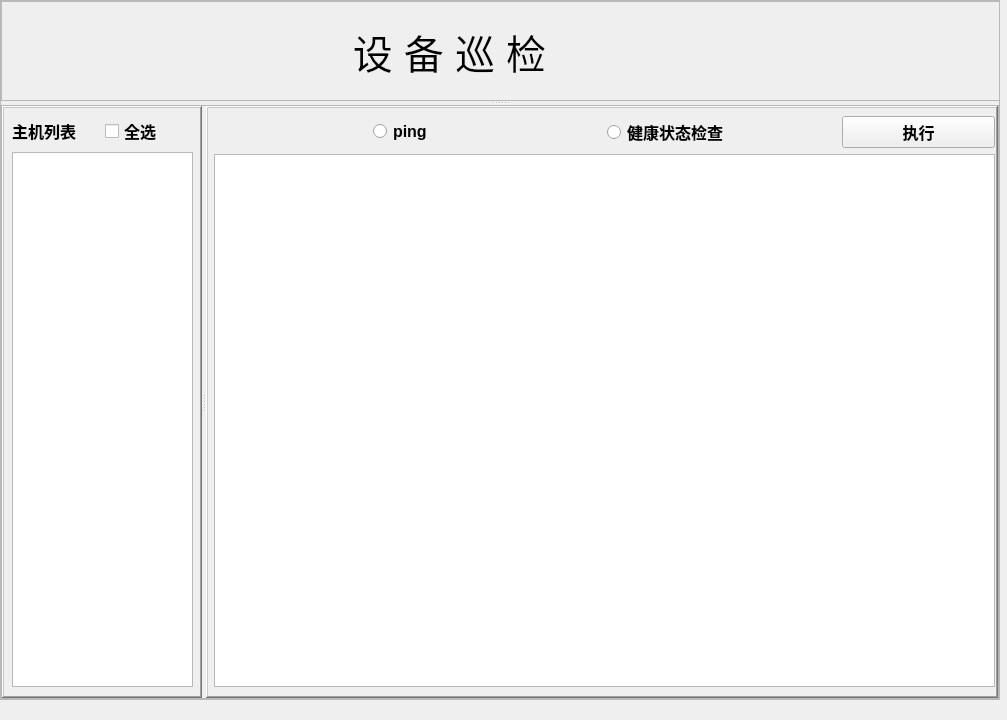
The window that ui/check.ui (tainyuhong/pyside_machine_system) describes before a commit, drawn with Qt 5.
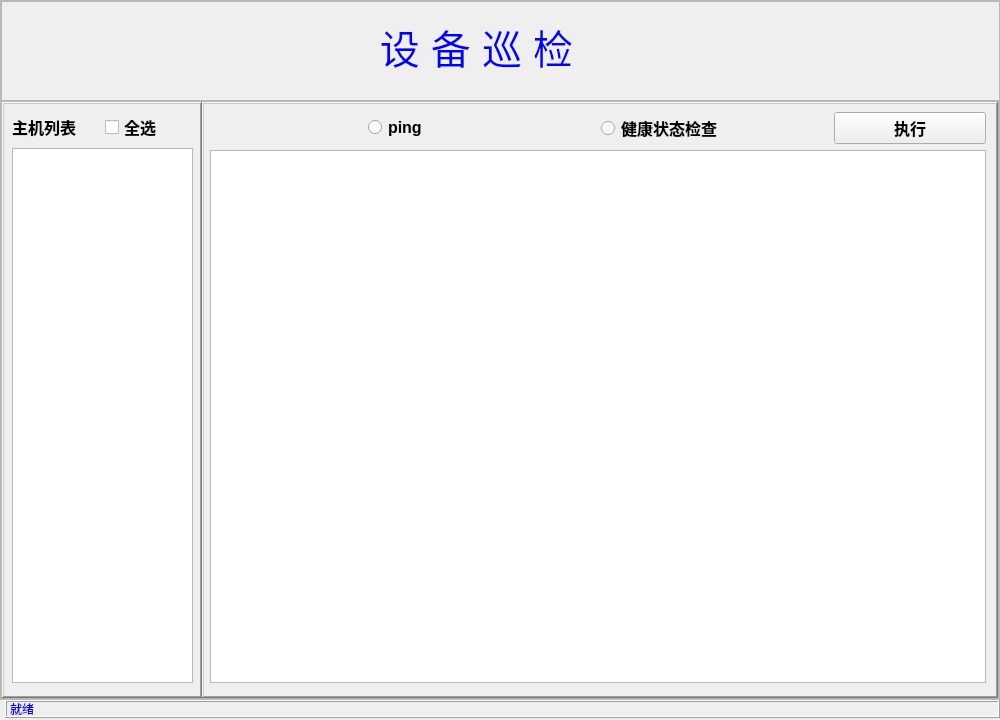
The same window after the commit.

Commit message: 修改巡检页面

```diff
--- a/ui/check.ui
+++ b/ui/check.ui
@@ -6,10 +6,22 @@
    <rect>
     <x>0</x>
     <y>0</y>
-    <width>1007</width>
+    <width>1000</width>
     <height>720</height>
    </rect>
   </property>
+  <property name="minimumSize">
+   <size>
+    <width>1000</width>
+    <height>720</height>
+   </size>
+  </property>
+  <property name="maximumSize">
+   <size>
+    <width>1000</width>
+    <height>720</height>
+   </size>
+  </property>
   <property name="windowTitle">
    <string>Form</string>
   </property>
@@ -29,12 +41,21 @@
     <enum>QFrame::Raised</enum>
    </property>
    <property name="lineWidth">
-    <number>5</number>
+    <number>0</number>
    </property>
    <property name="orientation">
     <enum>Qt::Vertical</enum>
    </property>
+   <property name="handleWidth">
+    <number>0</number>
+   </property>
    <widget class="QFrame" name="top_frame">
+    <property name="sizePolicy">
+     <sizepolicy hsizetype="Expanding" vsizetype="Expanding">
+      <horstretch>0</horstretch>
+      <verstretch>0</verstretch>
+     </sizepolicy>
+    </property>
     <property name="minimumSize">
      <size>
       <width>1000</width>
@@ -47,6 +68,9 @@
       <height>100</height>
      </size>
     </property>
+    <property name="layoutDirection">
+     <enum>Qt::RightToLeft</enum>
+    </property>
     <property name="frameShape">
      <enum>QFrame::StyledPanel</enum>
     </property>
@@ -56,8 +80,8 @@
     <widget class="QLabel" name="label">
      <property name="geometry">
       <rect>
-       <x>293</x>
-       <y>25</y>
+       <x>320</x>
+       <y>20</y>
        <width>311</width>
        <height>51</height>
       </rect>
@@ -67,6 +91,9 @@
        <pointsize>30</pointsize>
       </font>
      </property>
+     <property name="styleSheet">
+      <string notr="true">color:blue</string>
+     </property>
      <property name="frameShape">
       <enum>QFrame::NoFrame</enum>
      </property>
@@ -82,6 +109,12 @@
     </widget>
    </widget>
    <widget class="QSplitter" name="h_splitter">
+    <property name="sizePolicy">
+     <sizepolicy hsizetype="Expanding" vsizetype="Expanding">
+      <horstretch>0</horstretch>
+      <verstretch>0</verstretch>
+     </sizepolicy>
+    </property>
     <property name="frameShape">
      <enum>QFrame::StyledPanel</enum>
     </property>
@@ -89,10 +122,10 @@
      <enum>QFrame::Raised</enum>
     </property>
     <property name="lineWidth">
-     <number>5</number>
+     <number>0</number>
     </property>
     <property name="midLineWidth">
-     <number>5</number>
+     <number>0</number>
     </property>
     <property name="orientation">
      <enum>Qt::Horizontal</enum>
@@ -100,14 +133,17 @@
     <property name="opaqueResize">
      <bool>true</bool>
     </property>
+    <property name="handleWidth">
+     <number>0</number>
+    </property>
     <property name="childrenCollapsible">
      <bool>true</bool>
     </property>
     <widget class="QFrame" name="l_frame">
      <property name="minimumSize">
       <size>
-       <width>200</width>
-       <height>300</height>
+       <width>0</width>
+       <height>0</height>
       </size>
      </property>
      <property name="maximumSize">
@@ -125,7 +161,7 @@
      <property name="lineWidth">
       <number>0</number>
      </property>
-     <widget class="QWidget" name="">
+     <widget class="QWidget" name="layoutWidget">
       <property name="geometry">
        <rect>
         <x>10</x>
@@ -134,7 +170,7 @@
         <height>571</height>
        </rect>
       </property>
-      <layout class="QGridLayout" name="gridLayout">
+      <layout class="QGridLayout" name="l_gridLayout">
        <item row="0" column="1">
         <widget class="QCheckBox" name="checkBox">
          <property name="font">
@@ -162,7 +198,11 @@
         </widget>
        </item>
        <item row="1" column="0" colspan="2">
-        <widget class="QTextEdit" name="textEdit"/>
+        <widget class="QTextEdit" name="hostlist_te">
+         <property name="readOnly">
+          <bool>true</bool>
+         </property>
+        </widget>
        </item>
       </layout>
      </widget>
@@ -176,8 +216,8 @@
      </property>
      <property name="minimumSize">
       <size>
-       <width>500</width>
-       <height>300</height>
+       <width>0</width>
+       <height>0</height>
       </size>
      </property>
      <property name="frameShape">
@@ -187,12 +227,12 @@
       <enum>QFrame::Raised</enum>
      </property>
      <property name="lineWidth">
-      <number>5</number>
+      <number>0</number>
      </property>
      <property name="midLineWidth">
       <number>0</number>
      </property>
-     <widget class="QWidget" name="">
+     <widget class="QWidget" name="layoutWidget">
       <property name="geometry">
        <rect>
         <x>3</x>
@@ -201,12 +241,15 @@
         <height>571</height>
        </rect>
       </property>
-      <layout class="QGridLayout" name="gridLayout_2" columnstretch="2,3,3,2">
+      <layout class="QGridLayout" name="r_gridLayout" columnstretch="2,3,3,2">
        <property name="leftMargin">
         <number>5</number>
        </property>
        <property name="rightMargin">
-        <number>5</number>
+        <number>10</number>
+       </property>
+       <property name="bottomMargin">
+        <number>0</number>
        </property>
        <property name="spacing">
         <number>6</number>
@@ -235,6 +278,15 @@
          <property name="text">
           <string>执行</string>
          </property>
+         <property name="autoDefault">
+          <bool>false</bool>
+         </property>
+         <property name="default">
+          <bool>false</bool>
+         </property>
+         <property name="flat">
+          <bool>false</bool>
+         </property>
         </widget>
        </item>
        <item row="0" column="1">
@@ -272,6 +324,34 @@
     </widget>
    </widget>
   </widget>
+  <widget class="QLabel" name="stat_lb">
+   <property name="geometry">
+    <rect>
+     <x>5</x>
+     <y>700</y>
+     <width>995</width>
+     <height>18</height>
+    </rect>
+   </property>
+   <property name="sizePolicy">
+    <sizepolicy hsizetype="Preferred" vsizetype="Preferred">
+     <horstretch>0</horstretch>
+     <verstretch>0</verstretch>
+    </sizepolicy>
+   </property>
+   <property name="styleSheet">
+    <string notr="true">color:blue</string>
+   </property>
+   <property name="frameShape">
+    <enum>QFrame::Box</enum>
+   </property>
+   <property name="frameShadow">
+    <enum>QFrame::Raised</enum>
+   </property>
+   <property name="text">
+    <string>就绪</string>
+   </property>
+  </widget>
  </widget>
  <resources/>
  <connections/>
```
Left out of the diff: 16 changed lines with no effect on the pictures. The commit also changes 2 other files.
